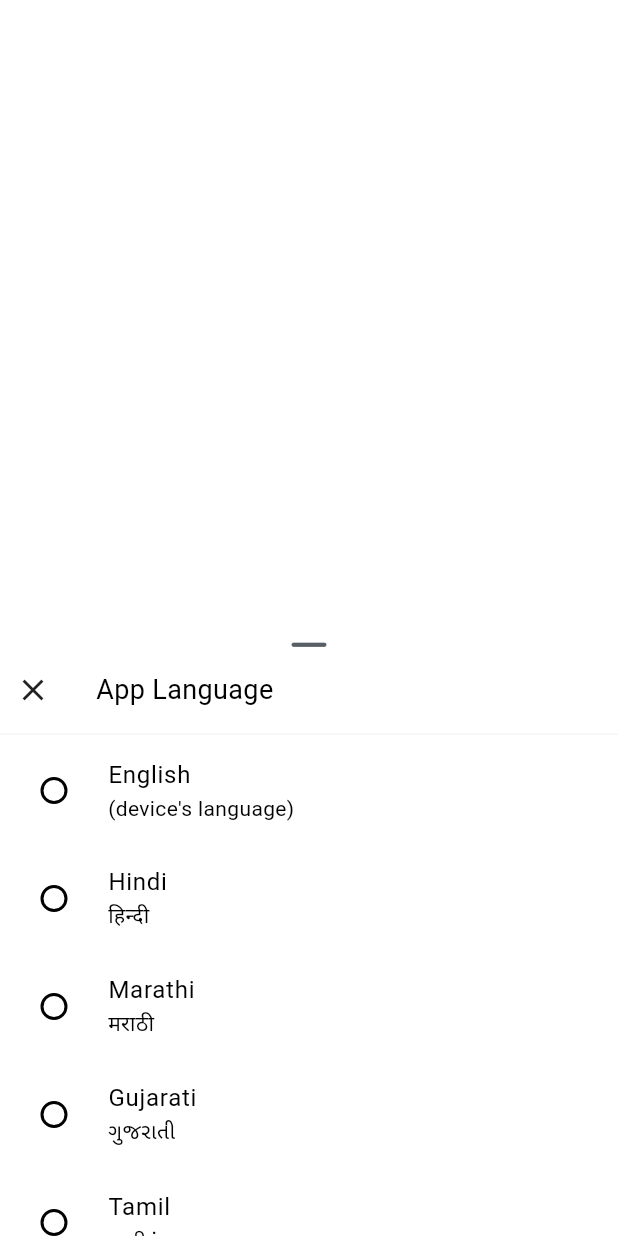
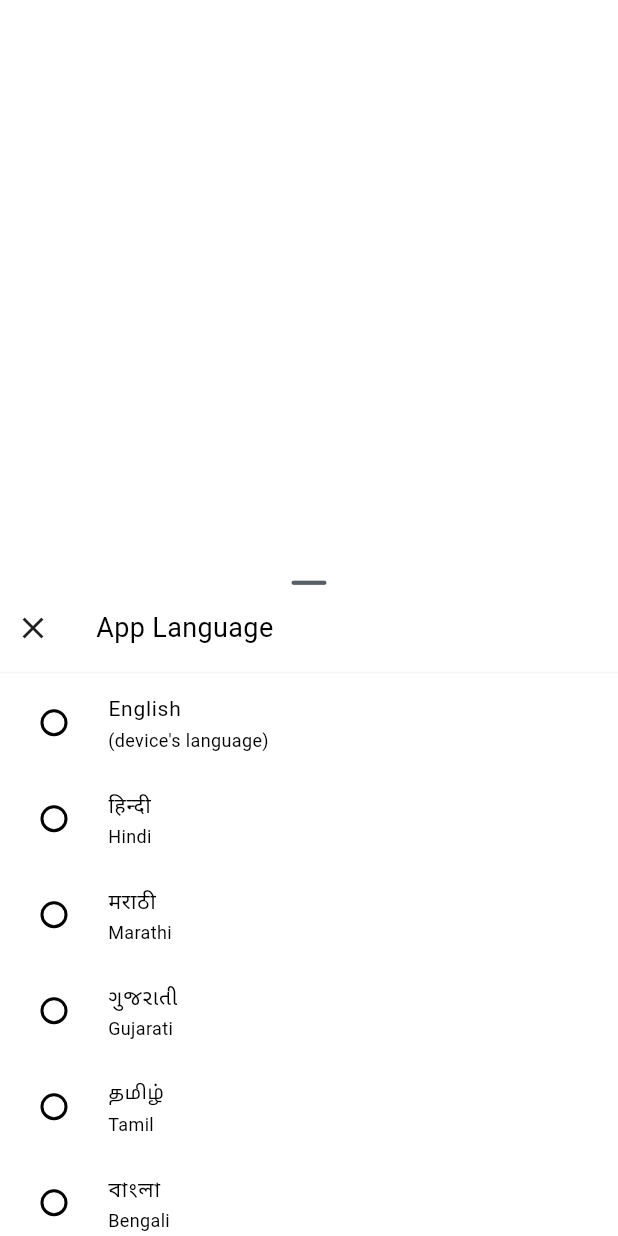
Before and after one commit to RohanSunar15/whatsapp_clone, a Flutter app: the LanguageScreen widget shown alone on an empty page, opened directly, on a phone screen of 412 x 824 dp. Run offline on Flutter 3.47's test engine with Material 3 defaults, Android fonts, the light colour scheme and no system bars; our stand-ins replace bloc, flutter_bloc.

Commit message:
Small changes scroll language screen to the top and changes in the language data and text style

```diff
--- a/lib/data/language_data.dart
+++ b/lib/data/language_data.dart
@@ -1,5 +1,5 @@
 const Map<String, String> languageMap = {
-  "English": "(device's language)",
+  "(device's language)": "English",
   "Hindi": "हिन्दी",
   "Marathi": "मराठी",
   "Gujarati": "ગુજરાતી",
--- a/lib/screens/welcomescreen/language_screen/language_screen.dart
+++ b/lib/screens/welcomescreen/language_screen/language_screen.dart
@@ -18,9 +18,8 @@ class _LanguageScreenState extends State<LanguageScreen> {
     List<MapEntry<String, String>> languageList = languageMap.entries.toList();
 
     return DraggableScrollableSheet(
-      initialChildSize: 0.5,
+      initialChildSize: 0.55,
       minChildSize: 0.5,
-      maxChildSize: 0.9,
       builder: (context, scrollController){
         return Material(
         color: white,
@@ -56,12 +55,13 @@ class _LanguageScreenState extends State<LanguageScreen> {
                 String value = languageList[index].value;
 
                 return RadioListTile<String>(
-                  title: Text(key),
-                  subtitle: Text(value),
+                  title: Text(value ,style: TextStyle(fontSize: 14),),
+                  subtitle: Text(key ,style: TextStyle(fontSize: 12),),
                   value: key,
                   groupValue: selectedLanguage,
                   onChanged: (value) {},
-                  activeColor: Colors.green, // Highlight selected option
+                  activeColor: Colors.green,
+                  dense: true,
                 );
               },
             ),
```
